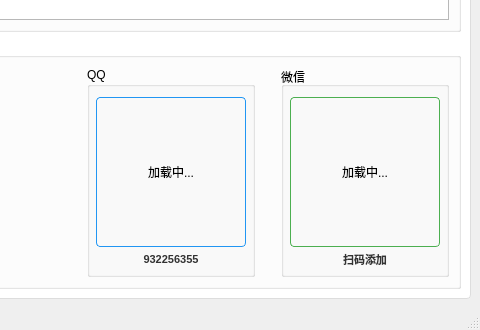
Before: the Qt Designer form ytdlp.ui in tekintian/yt-dlp, drawn with Qt 5; both pictures show x 520 to 1000 and y 370 to 700 of the 1000 by 700 pixel window.
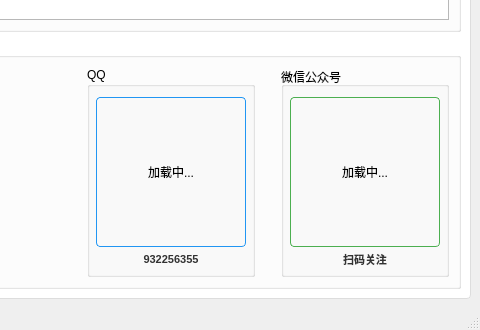
After: the same form once the commit is applied.

Diff of the .ui file:
```diff
--- a/ytdlp.ui
+++ b/ytdlp.ui
@@ -470,7 +470,7 @@
                   </size>
                  </property>
                  <property name="title">
-                  <string>微信</string>
+                  <string>微信公众号</string>
                  </property>
                  <layout class="QVBoxLayout" name="wechatGroupLayout">
                   <property name="spacing">
@@ -525,7 +525,7 @@
 color: #333;</string>
                     </property>
                     <property name="text">
-                     <string>扫码添加</string>
+                     <string>扫码关注</string>
                     </property>
                     <property name="alignment">
                      <set>Qt::AlignCenter</set>
```
